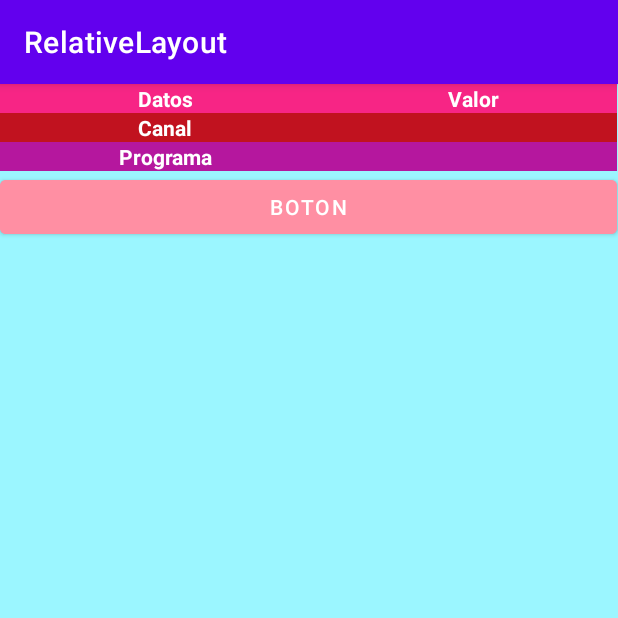
After one commit to DanielHF2403/18680_Applicaciones, an Android app: the DatosActivity screen opened directly, with no data from a screen before it, on a phone screen of 412 x 824 dp, the top half of it. The commit adds this screen. Run offline under Robolectric (Android 15) with nearby library versions, the phone set to English and light mode, and no system bars.

Commit message:
enviar a otra pantalla mediante un iv

```diff
--- a/RelativeLayout/app/src/main/AndroidManifest.xml
+++ b/RelativeLayout/app/src/main/AndroidManifest.xml
@@ -12,6 +12,9 @@
         android:supportsRtl="true"
         android:theme="@style/Theme.RelativeLayout"
         tools:targetApi="31">
+        <activity
+            android:name=".DatosActivity"
+            android:exported="false" />
         <activity
             android:name=".MainActivity"
             android:exported="true">
--- /dev/null
+++ b/RelativeLayout/app/src/main/java/edu/iest/relativelayout/DatosActivity.java
@@ -0,0 +1,14 @@
+package edu.iest.relativelayout;
+
+import androidx.appcompat.app.AppCompatActivity;
+
+import android.os.Bundle;
+
+public class DatosActivity extends AppCompatActivity {
+
+    @Override
+    protected void onCreate(Bundle savedInstanceState) {
+        super.onCreate(savedInstanceState);
+        setContentView(R.layout.activity_datos);
+    }
+}
--- a/RelativeLayout/app/src/main/java/edu/iest/relativelayout/MainActivity.java
+++ b/RelativeLayout/app/src/main/java/edu/iest/relativelayout/MainActivity.java
@@ -2,6 +2,7 @@ package edu.iest.relativelayout;
 
 import androidx.appcompat.app.AppCompatActivity;
 
+import android.content.Intent;
 import android.os.Bundle;
 import android.view.View;
 import android.widget.AdapterView;
@@ -44,6 +45,16 @@ public class MainActivity extends AppCompatActivity implements AdapterView.OnIte
 
             }
         });
+
+        ivContinuara.setOnClickListener(new View.OnClickListener() {
+            @Override
+            public void onClick(View view) {
+                Intent i = new Intent(MainActivity.this, DatosActivity.class);
+                startActivity(i);
+                finish();
+            }
+        });
+
     }
 
     @Override
--- /dev/null
+++ b/RelativeLayout/app/src/main/res/layout/activity_datos.xml
@@ -0,0 +1,99 @@
+<?xml version="1.0" encoding="utf-8"?>
+<TableLayout xmlns:android="http://schemas.android.com/apk/res/android"
+    xmlns:app="http://schemas.android.com/apk/res-auto"
+    xmlns:tools="http://schemas.android.com/tools"
+    android:layout_width="match_parent"
+    android:layout_height="match_parent"
+    android:stretchColumns="*"
+    tools:context=".DatosActivity"
+    android:background="#9bf6ff">
+
+    <TableRow
+        android:layout_height="wrap_content"
+        android:layout_width="match_parent"
+        >
+
+        <TextView
+            android:layout_width="wrap_content"
+            android:layout_height="wrap_content"
+            android:text="Datos"
+            android:textAlignment="center"
+            android:background="#f72585"
+            android:textColor="@color/white"
+            android:textStyle="bold"
+            />
+
+        <TextView
+            android:layout_width="wrap_content"
+            android:layout_height="wrap_content"
+            android:text="Valor"
+            android:textAlignment="center"
+            android:background="#f72585"
+            android:textColor="@color/white"
+            android:textStyle="bold"
+            />
+
+    </TableRow>
+
+    <TableRow
+        android:layout_height="wrap_content"
+        android:layout_width="match_parent"
+        >
+
+        <TextView
+            android:text="Canal"
+            android:textAlignment="center"
+            android:background="#c1121f"
+            android:textColor="@color/white"
+            android:textStyle="bold"
+            />
+
+        <TextView
+            android:id="@+id/tvValorCanal"
+            android:textAlignment="center"
+            android:background="#c1121f"
+            android:textColor="@color/white"
+            android:textStyle="bold"
+            />
+
+    </TableRow>
+
+    <TableRow
+        android:layout_height="wrap_content"
+        android:layout_width="match_parent"
+        >
+
+        <TextView
+            android:text="Programa"
+            android:textAlignment="center"
+            android:background="#b5179e"
+            android:textColor="@color/white"
+            android:textStyle="bold"
+            />
+
+        <TextView
+            android:id="@+id/tvValorPrograma"
+            android:textAlignment="center"
+            android:background="#b5179e"
+            android:textColor="@color/white"
+            android:textStyle="bold"
+            />
+
+    </TableRow>
+
+    <TableRow
+        android:layout_height="wrap_content"
+        android:layout_width="match_parent"
+        >
+
+        <Button
+            android:layout_width="match_parent"
+            android:layout_height="match_parent"
+            android:backgroundTint="#ff8fa3"
+            android:layout_span="2"
+            android:text="Boton"/>
+
+
+    </TableRow>
+
+</TableLayout>
```
